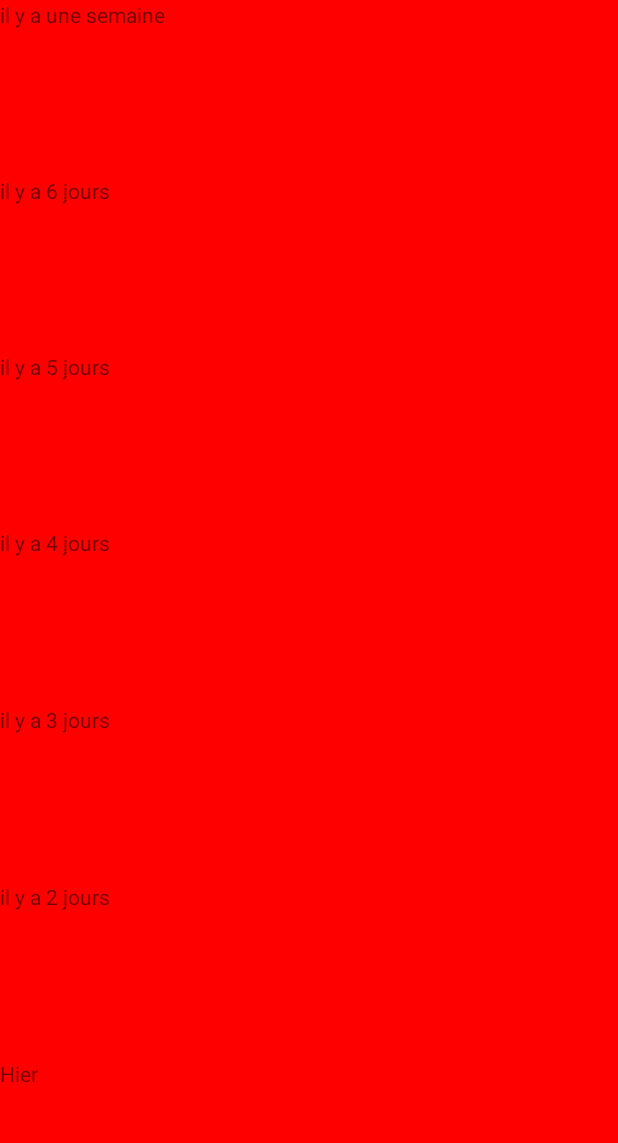
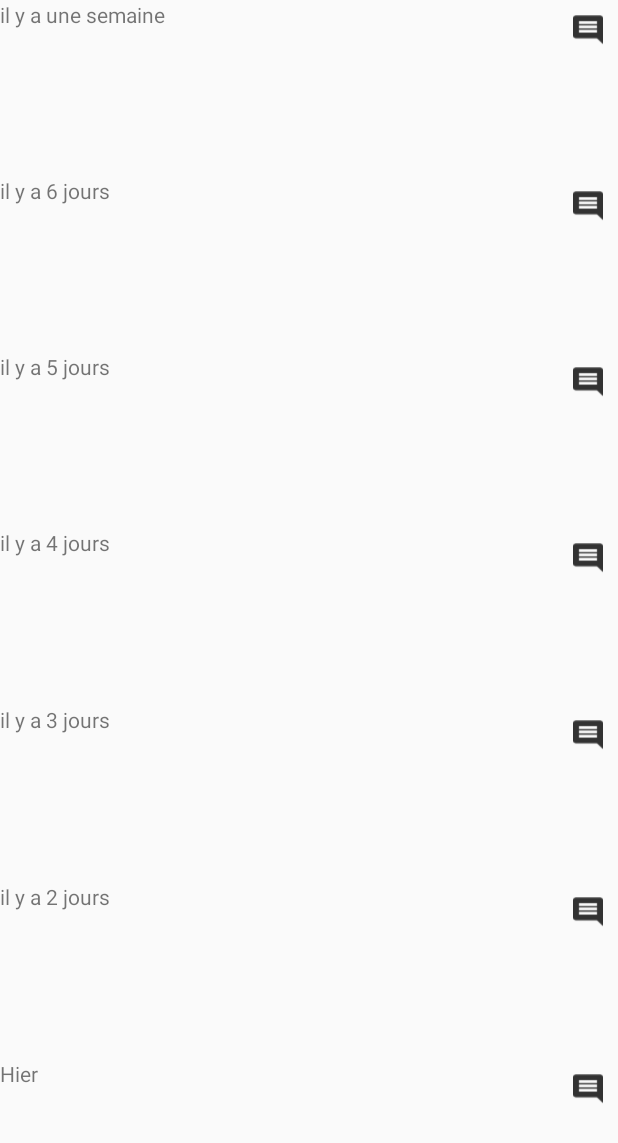
Before and after one commit to saratlse/MoodTracker, an Android app: the HistoryActivity screen opened directly, with no data from a screen before it, on a phone screen of 412 x 824 dp. Shown: the top 1143 px of the screen. Run offline under Robolectric (Android 15) with nearby library versions, the phone set to English and light mode, and no system bars.

Commit message:
Change in the MainActivity

```diff
--- a/app/src/main/java/sara/openclassrooms/moodtracker/Controller/HistoryActivity.java
+++ b/app/src/main/java/sara/openclassrooms/moodtracker/Controller/HistoryActivity.java
@@ -8,22 +8,17 @@ import android.support.v7.app.AppCompatActivity;
 import android.view.Display;
 import android.view.View;
 import android.widget.Button;
-import android.widget.EditText;
-import android.widget.LinearLayout;
+import android.widget.ListView;
 import android.widget.RelativeLayout;
 import android.widget.TextView;
-import android.widget.Toast;
 
 import java.text.SimpleDateFormat;
 import java.util.ArrayList;
 import java.util.Calendar;
 import java.util.Date;
-import java.util.List;
 
-import sara.openclassrooms.moodtracker.Model.DifferentMoods;
+import sara.openclassrooms.moodtracker.Model.Mood;
 import sara.openclassrooms.moodtracker.R;
-
-import static sara.openclassrooms.moodtracker.Controller.MainActivity.PREF_KEY_COMMENT;
 
 public class HistoryActivity extends AppCompatActivity {
 
@@ -33,12 +28,23 @@ public class HistoryActivity extends AppCompatActivity {
     private Calendar mCalendar;
     private Date mDate;
     private String mComment;
+    private SimpleDateFormat sdf;
+
+
+    private String mYesterday, mTwoDaysAgo, mThreeDaysAgo, mFourDaysAgo, mFiveDaysAgo, mSixDaysAgo, mSevenDaysAgo;
+    private int mActivityYesterdayColor, mActivity2DaysAgoColor, mActivity3DaysAgoColor, mActivity4DaysAgoColor, mActivity5DaysAgoColor, mActivity6DaysAgoColor, mActivity7DaysAgoColor;
+    private String mActivityYesterdayComment, mActivity2DaysAgoComment, mActivity3DaysAgoComment, mActivity4DaysAgoComment, mActivity5DaysAgoComment, mActivity6DaysAgoComment, mActivity7DaysAgoComment;
+    ListView mHistoryListView;
+    TextView mHistoryTextView;
+
+    ArrayList<RelativeLayout>listLayout = new ArrayList<>();
+    ArrayList<Button>listButton = new ArrayList<>();
+    ArrayList<TextView>listTextView = new ArrayList<>();
 
 
 
 
 
-    private SimpleDateFormat sdf;
 
 
     @Override
@@ -121,52 +127,105 @@ public class HistoryActivity extends AppCompatActivity {
         listButton.add(mButton2);
         listTextView.add(mTextView2);
 
+
         listLayout.add(mJour1);
         listButton.add(mButton1);
         listTextView.add(mTextView1);
 
 
+        sdf = new SimpleDateFormat("ddMMyyyy");
+        mCalendar = Calendar.getInstance();
 
-
-
-        //Comment J-2
-//       mCalendar.add(Calendar.DATE,-1);
-        //String mC
-
-      layoutConstructor(listLayout,listButton,listTextView);
+        /*YESTERDAY
+        mCalendar.add(Calendar.DATE, -1);
+        String mPast1 = sdf.format(mCalendar.getTime());
+        //mYesterday = Storage.load(this,mPast1);*/
 
 
 
 
-        }
 
+        listLayout.add(mJour1);
+        listButton.add(mButton1);
+        listTextView.add(mTextView1);
+
+        mActivityYesterdayColor = getIntent().getIntExtra("YESTERDAY_COLOR", 0);
+        mActivityYesterdayComment = getIntent().getStringExtra("YESTERDAY_COMMENT");
+
+        mActivity2DaysAgoColor = getIntent().getIntExtra("TWO_DAYS_AGO_COLOR", 0);
+        mActivity2DaysAgoComment = getIntent().getStringExtra("TWO_DAYS_AGO_COMMENT");
+
+        mActivity3DaysAgoColor = getIntent().getIntExtra("THREE_DAYS_AGO_COLOR", 0);
+        mActivity3DaysAgoComment = getIntent().getStringExtra("THREE_DAYS_AGO_COMMENT");
+
+        mActivity4DaysAgoColor = getIntent().getIntExtra("FOUR_DAYS_AGO_COLOR", 0);
+        mActivity4DaysAgoComment = getIntent().getStringExtra("FOUR_DAYS_AGO_COMMENT");
+
+        mActivity5DaysAgoColor = getIntent().getIntExtra("FIVE_DAYS_AGO_COLOR", 0);
+        mActivity5DaysAgoComment = getIntent().getStringExtra("FIVE_DAYS_AGO_COMMENT");
+
+        mActivity6DaysAgoColor = getIntent().getIntExtra("SIX_DAYS_AGO_COLOR", 0);
+        mActivity6DaysAgoComment = getIntent().getStringExtra("SIX_DAYS_AGO_COMMENT");
+
+        mActivity7DaysAgoColor = getIntent().getIntExtra("SEVEN_DAYS_AGO_COLOR", 0);
+        mActivity7DaysAgoComment = getIntent().getStringExtra("SEVEN_DAYS_AGO_COMMENT");
+
+        mYesterday = "Yesterday";
+        mTwoDaysAgo = "2 days ago";
+        mThreeDaysAgo = "3 days ago";
+        mFourDaysAgo = "4 days ago";
+        mFiveDaysAgo = "5 days ago";
+        mSixDaysAgo = "6 days ago";
+        mSevenDaysAgo = "7 days ago";
+
+
+
+
+        //functionYesterdayOne (mYesterday,)
+
+
+
+        //layoutConstructor(listLayout,listButton,listTextView);
         //constructor of different Layout (layout,button,textView)
 
-    public void layoutConstructor(ArrayList<RelativeLayout>listLayout,ArrayList<Button>listButton,ArrayList<TextView>listTextView){
+
+
+
+        /*private void layoutConstructor(ArrayList<RelativeLayout> listLayout, ArrayList<Button> listButton, ArrayList<TextView> listTextView) {
+
+
+
+        RelativeLayout relativeLayout = findViewById(R.id.historyButton);
         for (int i = 1; 1<=listLayout.size(); i++){
 
             SharedPreferences mSharedPref = getApplicationContext().getSharedPreferences("PREF_KEY_COMMENT",0);
 
             //recuperer le commentaire  mainActivity
             String commentaire = mSharedPref.getString("COMMENT_"+i,null);
+            //Map<String, ?> mSharedPrefAll = mSharedPref.getAll();
 
             if (commentaire == null || commentaire.isEmpty()){
 
                 listLayout.get(i-1).setBackgroundColor(Color.RED);
 
                 listButton.get(i-1).setVisibility(View.INVISIBLE);
+
             }else{
+
                 listTextView.get(i-1).setText(mSharedPref.getString("COMMENT_"+i,null));
                 listLayout.get(i-1).setBackgroundColor(Color.TRANSPARENT);
             }
 
-        }
+        }*/
+
+
     }
 
 
 
 
-    private void displayMood(Date date, RelativeLayout relativeLayout) {
+
+    /*private void displayMood(Date date, RelativeLayout relativeLayout) {
         //Change the width of the layout
         Display display = getWindowManager().getDefaultDisplay();
         Point size = new Point();
@@ -179,17 +238,17 @@ public class HistoryActivity extends AppCompatActivity {
         int height = size.y;
 
         // Get a mood from a past day
-        DifferentMoods mood = null;
+        Mood moods = null;
 
         // If there is no mood, there is nothing to display
-        if (mood == null) {
+        if (moods == null) {
             relativeLayout.setBackgroundColor(0);
         } else {
             // Display mood width and color
-            switch (mood) {
+            switch (moods) {
                 case Sad:
 
-                    relativeLayout.setBackgroundColor(getResources().getColor(R.color.sad_red));
+                    listLayout.setBackgroundColor(getResources().getColor(R.color.sad_red));
                     break;
                 case Disappointed:
                     //relativeLayout.setLayoutParams(new LinearLayout.LayoutParams((width / 5) * 2,
@@ -213,32 +272,5 @@ public class HistoryActivity extends AppCompatActivity {
                     break;
             }
 
-        }
+        }*/
     }
-
-
-
-    private void displayComment(Date date, Button button) {
-
-
-
-        // Get the comment of the chosen day
-        final String mNote = mSharedPref.getString(PREF_KEY_COMMENT, null);
-
-        // If there is a comment, display the button
-        if (mNote != null && !mNote.isEmpty()) {
-            button.setVisibility(View.VISIBLE);
-            // Display the comment in a toast message when button clicked
-            button.setOnClickListener(new View.OnClickListener() {
-                @Override
-                public void onClick(View v) {
-                    Toast.makeText(getApplicationContext(), mNote, Toast.LENGTH_SHORT).show();
-                }
-            });
-            // If there is no comment, don't display the button
-        } else {
-            button.setVisibility(View.GONE);
-        }
-    }
-
-}
```
